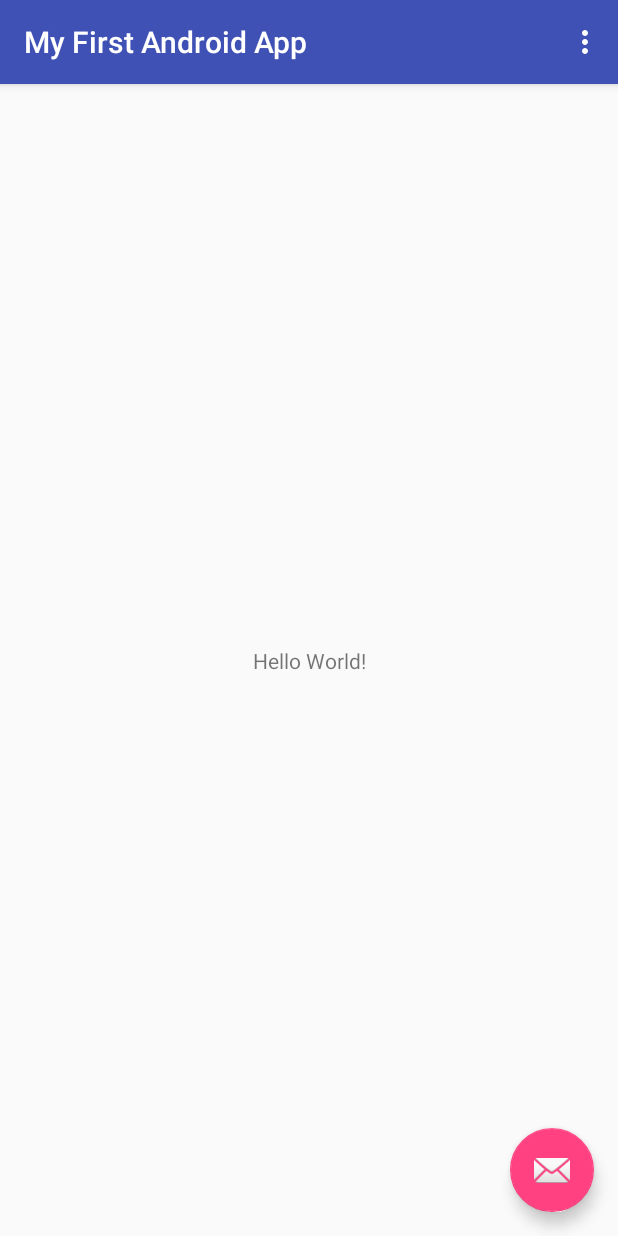
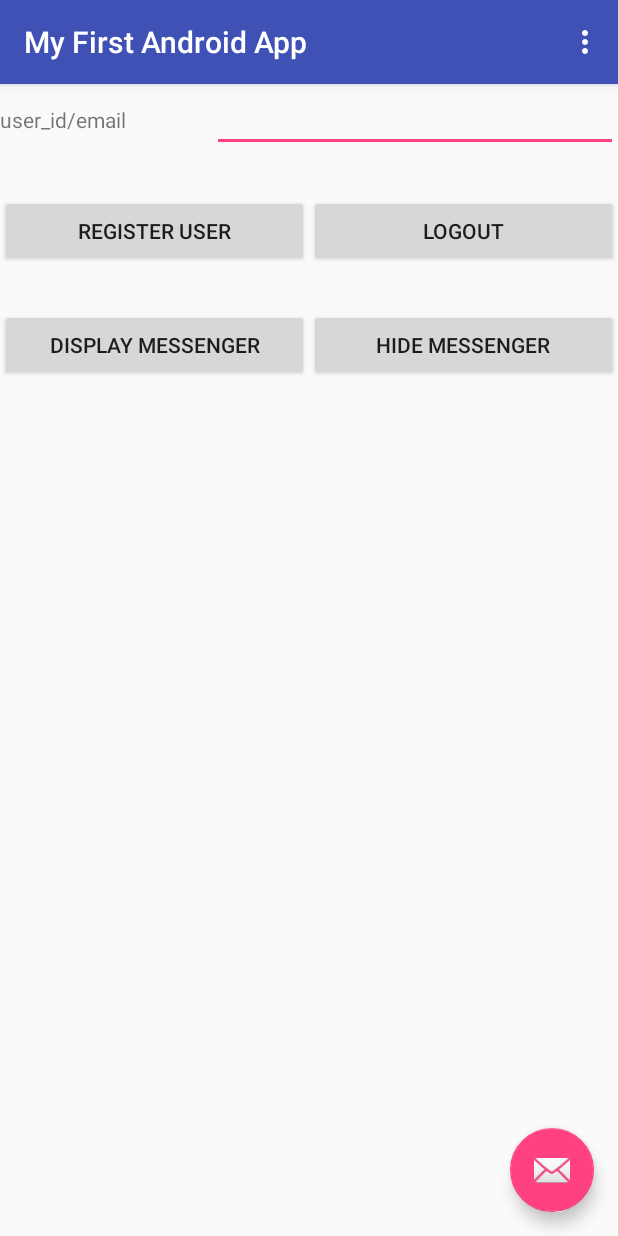
Before and after one commit to omar-amrani/build-your-android-test-app, an Android app: the screen it shows after launch (MainActivity), on a phone screen of 412 x 824 dp. Run offline under Robolectric (Android 15) with nearby library versions, the phone set to English and light mode, and no system bars; libraries missing offline, so code that uses them is left out: io.intercom.android; 1 statement that could not run was skipped.

Commit message:
First android app

```diff
--- a/MyFirstAndroidApp/app/build.gradle
+++ b/MyFirstAndroidApp/app/build.gradle
@@ -1,11 +1,11 @@
 apply plugin: 'com.android.application'
 
 android {
-    compileSdkVersion 26
+    compileSdkVersion 28
     defaultConfig {
         applicationId "com.example.omaramrani.myfirstandroidapp"
         minSdkVersion 15
-        targetSdkVersion 26
+        targetSdkVersion 28
         versionCode 1
         versionName "1.0"
         testInstrumentationRunner "android.support.test.runner.AndroidJUnitRunner"
@@ -20,9 +20,10 @@ android {
 
 dependencies {
     implementation fileTree(dir: 'libs', include: ['*.jar'])
-    implementation 'com.android.support:appcompat-v7:26.1.0'
+    implementation 'com.android.support:appcompat-v7:28.0.0'
     implementation 'com.android.support.constraint:constraint-layout:1.1.3'
     implementation 'com.android.support:design:26.1.0'
+    implementation 'io.intercom.android:intercom-sdk:5.+'
     testImplementation 'junit:junit:4.12'
     androidTestImplementation 'com.android.support.test:runner:1.0.2'
     androidTestImplementation 'com.android.support.test.espresso:espresso-core:3.0.2'
--- a/MyFirstAndroidApp/app/src/main/AndroidManifest.xml
+++ b/MyFirstAndroidApp/app/src/main/AndroidManifest.xml
@@ -2,9 +2,12 @@
 <manifest xmlns:android="http://schemas.android.com/apk/res/android"
     package="com.example.omaramrani.myfirstandroidapp">
 
+    <uses-permission android:name="android.permission.READ_EXTERNAL_STORAGE"/>
+
     <application
         android:allowBackup="true"
         android:icon="@mipmap/ic_launcher"
+        android:name=".MyFirstAndroidapp"
         android:label="@string/app_name"
         android:roundIcon="@mipmap/ic_launcher_round"
         android:supportsRtl="true"
--- a/MyFirstAndroidApp/app/src/main/java/com/example/omaramrani/myfirstandroidapp/MainActivity.java
+++ b/MyFirstAndroidApp/app/src/main/java/com/example/omaramrani/myfirstandroidapp/MainActivity.java
@@ -8,6 +8,10 @@ import android.support.v7.widget.Toolbar;
 import android.view.View;
 import android.view.Menu;
 import android.view.MenuItem;
+import android.widget.EditText;
+
+import io.intercom.android.sdk.Intercom;
+import io.intercom.android.sdk.identity.Registration;
 
 public class MainActivity extends AppCompatActivity {
 
@@ -18,14 +22,6 @@ public class MainActivity extends AppCompatActivity {
         Toolbar toolbar = (Toolbar) findViewById(R.id.toolbar);
         setSupportActionBar(toolbar);
 
-        FloatingActionButton fab = (FloatingActionButton) findViewById(R.id.fab);
-        fab.setOnClickListener(new View.OnClickListener() {
-            @Override
-            public void onClick(View view) {
-                Snackbar.make(view, "Replace with your own action", Snackbar.LENGTH_LONG)
-                        .setAction("Action", null).show();
-            }
-        });
     }
 
     @Override
@@ -49,4 +45,35 @@ public class MainActivity extends AppCompatActivity {
 
         return super.onOptionsItemSelected(item);
     }
+
+    public void registerUserByID(View v) {
+        EditText identifier;
+        identifier   = (EditText)findViewById(R.id.identifier);
+        String identifier_txt= identifier.getText().toString();
+        Registration registration;
+        if (identifier_txt.contains("@")) {
+            registration = Registration.create().withEmail(identifier_txt);
+        }
+        else {
+            registration = Registration.create().withUserId(identifier_txt);
+
+        }
+        Intercom.client().registerIdentifiedUser(registration);
+    }
+
+    public void logout(View v) {
+
+        Intercom.client().logout();
+    }
+
+    public void displayMessenger(View v) {
+
+        Intercom.client().setLauncherVisibility(Intercom.Visibility.VISIBLE);
+    }
+
+    public void hideMessenger(View v) {
+
+        Intercom.client().setLauncherVisibility(Intercom.Visibility.GONE);
+    }
+
 }
--- /dev/null
+++ b/MyFirstAndroidApp/app/src/main/java/com/example/omaramrani/myfirstandroidapp/MyFirstAndroidapp.java
@@ -0,0 +1,14 @@
+package com.example.omaramrani.myfirstandroidapp;
+
+
+import android.app.Application;
+import io.intercom.android.sdk.Intercom;
+
+public class MyFirstAndroidapp extends Application {
+    @Override
+    public void onCreate() {
+        super.onCreate();
+        Intercom.initialize(this, "android_sdk-60c99fb6df24c01cfdee733d879a7f401b211a0e", "brz2bvp4");
+    }
+
+}
--- a/MyFirstAndroidApp/app/src/main/res/layout/content_main.xml
+++ b/MyFirstAndroidApp/app/src/main/res/layout/content_main.xml
@@ -8,13 +8,92 @@
     tools:context="com.example.omaramrani.myfirstandroidapp.MainActivity"
     tools:showIn="@layout/activity_main">
 
-    <TextView
-        android:layout_width="wrap_content"
-        android:layout_height="wrap_content"
-        android:text="Hello World!"
-        app:layout_constraintBottom_toBottomOf="parent"
-        app:layout_constraintLeft_toLeftOf="parent"
-        app:layout_constraintRight_toRightOf="parent"
-        app:layout_constraintTop_toTopOf="parent" />
+    <LinearLayout
+        android:layout_width="match_parent"
+        android:layout_height="match_parent"
+        android:orientation="vertical"
+        tools:layout_editor_absoluteX="0dp"
+        tools:layout_editor_absoluteY="127dp">
+
+        <LinearLayout
+            android:layout_width="match_parent"
+            android:layout_height="74dp"
+            android:orientation="horizontal">
+
+            <TextView
+                android:id="@+id/textView"
+                android:layout_width="wrap_content"
+                android:layout_height="17dp"
+                android:layout_weight="1"
+                android:text="user_id/email"
+                tools:layout_editor_absoluteX="36dp"
+                tools:layout_editor_absoluteY="51dp" />
+
+            <EditText
+                android:id="@+id/identifier"
+                android:layout_width="wrap_content"
+                android:layout_height="wrap_content"
+                android:layout_weight="1"
+                android:ems="10"
+                android:inputType="textPersonName"
+                tools:layout_editor_absoluteX="138dp"
+                tools:layout_editor_absoluteY="36dp" />
+
+        </LinearLayout>
+
+        <LinearLayout
+            android:layout_width="match_parent"
+            android:layout_height="76dp"
+            android:orientation="horizontal">
+
+            <Button
+                android:id="@+id/button"
+                android:layout_width="match_parent"
+                android:layout_height="wrap_content"
+                android:layout_weight="1"
+                android:onClick="registerUserByID"
+                android:text="Register User"
+                tools:layout_editor_absoluteX="60dp"
+                tools:layout_editor_absoluteY="115dp" />
+
+            <Button
+                android:id="@+id/button2"
+                android:layout_width="match_parent"
+                android:layout_height="wrap_content"
+                android:layout_weight="1"
+                android:onClick="logout"
+                android:text="Logout"
+                tools:layout_editor_absoluteX="244dp"
+                tools:layout_editor_absoluteY="115dp" />
+
+        </LinearLayout>
+
+        <LinearLayout
+            android:layout_width="match_parent"
+            android:layout_height="match_parent"
+            android:orientation="horizontal">
+
+            <Button
+                android:id="@+id/button3"
+                android:layout_width="match_parent"
+                android:layout_height="wrap_content"
+                android:layout_weight="1"
+                android:onClick="displayMessenger"
+                android:text="Display Messenger"
+                tools:layout_editor_absoluteX="16dp"
+                tools:layout_editor_absoluteY="189dp" />
+
+            <Button
+                android:id="@+id/button4"
+                android:layout_width="match_parent"
+                android:layout_height="wrap_content"
+                android:layout_weight="1"
+                android:onClick="hideMessenger"
+                android:text="Hide Messenger"
+                tools:layout_editor_absoluteX="213dp"
+                tools:layout_editor_absoluteY="189dp" />
+
+        </LinearLayout>
+    </LinearLayout>
 
 </android.support.constraint.ConstraintLayout>
```
